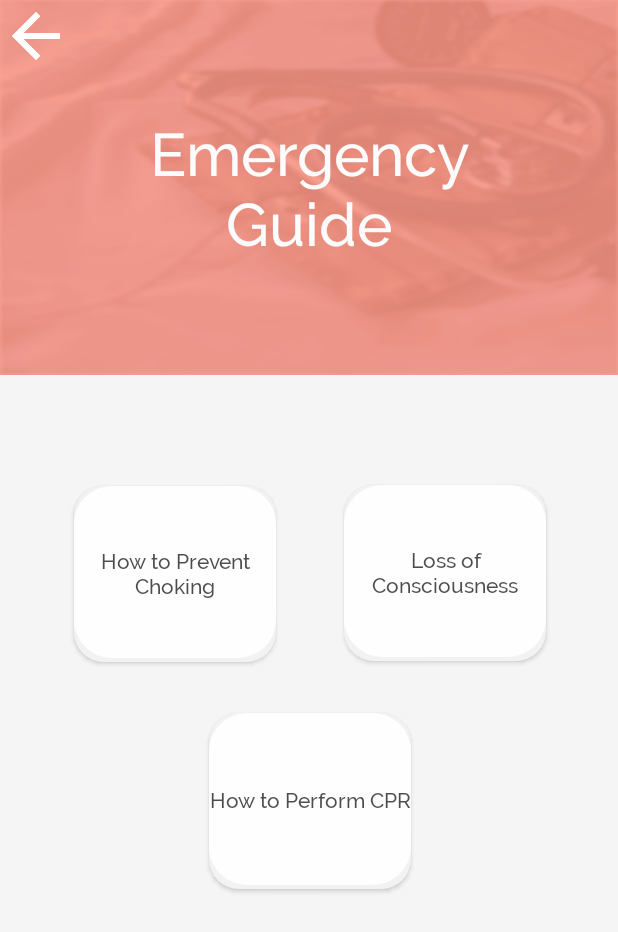
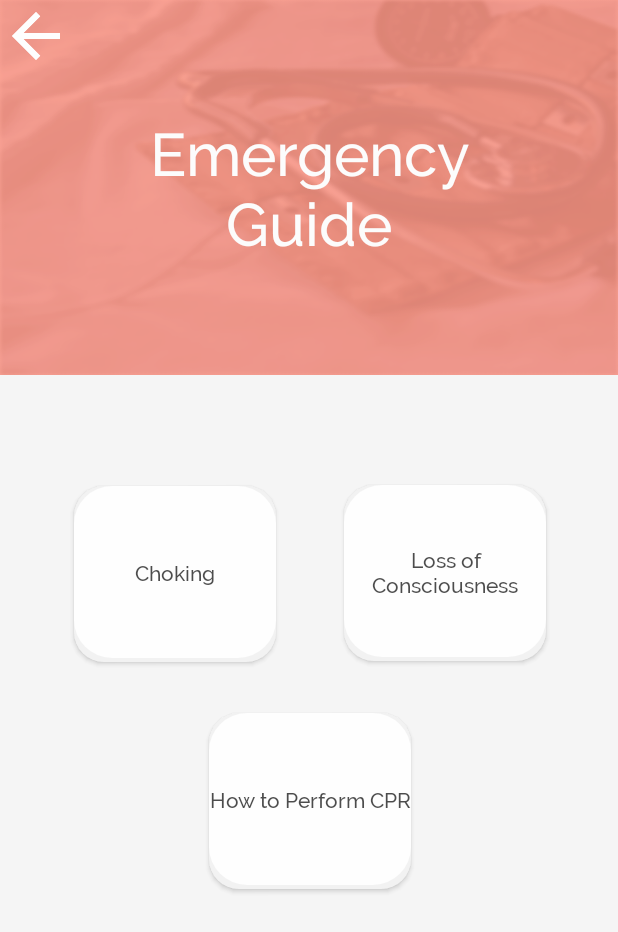
Before and after one commit to Yunnyhajeon/teameron, an Android app: the screen it shows after launch (MainActivity), after a tap on "Emerg. Guide", on a phone screen of 412 x 824 dp. Shown: the top 932 px of the screen. Run offline under Robolectric (Android 15) with nearby library versions, the phone set to English and light mode, and no system bars.

Commit message:
Change "prevent choking" to "Choking"

```diff
--- a/app/src/main/java/com/example/eron/emergency_guide_fragment.java
+++ b/app/src/main/java/com/example/eron/emergency_guide_fragment.java
@@ -68,7 +68,7 @@
                 Bundle args = new Bundle();
                 args.putString("url", "file:///android_asset/EmergencyGuides/Choking.html");
                 args.putString("guideType", "Emergency");
-                args.putString("title", "How to Prevent Choking");
+                args.putString("title", "Choking");
 
                 fr.setArguments(args);
                 ft.replace(R.id.fragment_container, fr);
--- a/app/src/main/res/layout/emergency_guide_fragment.xml
+++ b/app/src/main/res/layout/emergency_guide_fragment.xml
@@ -66,7 +66,7 @@
         android:layout_marginRight="228dp"
         android:background="@drawable/buttonbordershadow"
         android:fontFamily="@font/raleway_medium"
-        android:text="How to Prevent Choking" />
+        android:text="Choking" />
 
     <Button
         android:id="@+id/passing_out_btn"
```
